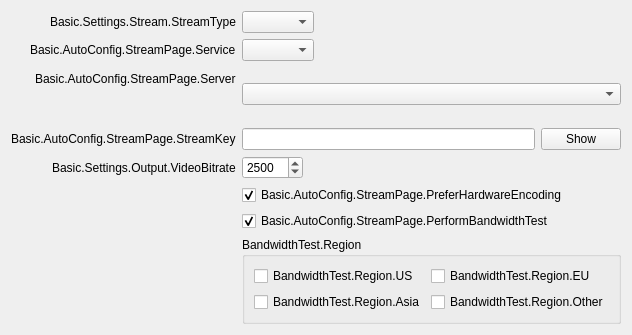
First picture: the form in UI/forms/AutoConfigStreamPage.ui, repository CoSMoSoftware/OBS-studio-webrtc, before the edit.
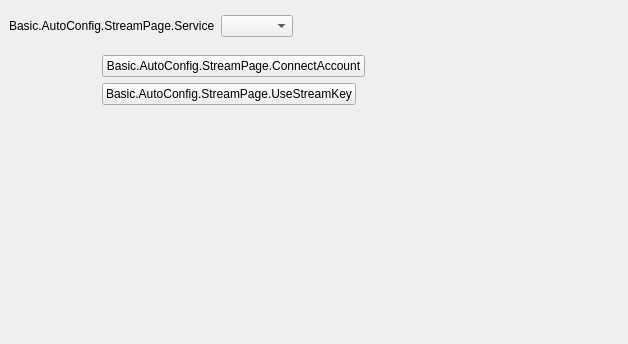
Second picture: the form after the edit. The open tabs and pages were chosen to show the change.

What changed in the file:
```diff
--- a/UI/forms/AutoConfigStreamPage.ui
+++ b/UI/forms/AutoConfigStreamPage.ui
@@ -6,29 +6,59 @@
    <rect>
     <x>0</x>
     <y>0</y>
-    <width>568</width>
+    <width>566</width>
     <height>335</height>
    </rect>
   </property>
   <property name="windowTitle">
    <string notr="true"/>
   </property>
-  <layout class="QFormLayout" name="formLayout">
+  <layout class="QVBoxLayout" name="verticalLayout">
+   <property name="spacing">
+    <number>0</number>
+   </property>
+   <property name="leftMargin">
+    <number>0</number>
+   </property>
+   <property name="topMargin">
+    <number>0</number>
+   </property>
+   <property name="rightMargin">
+    <number>0</number>
+   </property>
+   <property name="bottomMargin">
+    <number>0</number>
+   </property>
+   <item>
+    <widget class="QWidget" name="widget" native="true">
+     <property name="sizePolicy">
+      <sizepolicy hsizetype="Preferred" vsizetype="Maximum">
+       <horstretch>0</horstretch>
+       <verstretch>0</verstretch>
+      </sizepolicy>
+     </property>
+     <layout class="QFormLayout" name="topLayout">
    <property name="fieldGrowthPolicy">
     <enum>QFormLayout::ExpandingFieldsGrow</enum>
    </property>
    <property name="labelAlignment">
-    <set>Qt::AlignRight|Qt::AlignTop|Qt::AlignTrailing</set>
+       <set>Qt::AlignRight|Qt::AlignTrailing|Qt::AlignVCenter</set>
    </property>
    <item row="0" column="0">
-    <widget class="QLabel" name="label_3">
-     <property name="text">
-      <string>Basic.Settings.Stream.StreamType</string>
-     </property>
-    </widget>
-   </item>
-   <item row="0" column="1">
-    <widget class="QComboBox" name="streamType"/>
+       <spacer name="horizontalSpacer_6">
+        <property name="orientation">
+         <enum>Qt::Horizontal</enum>
+        </property>
+        <property name="sizeType">
+         <enum>QSizePolicy::Fixed</enum>
+        </property>
+        <property name="sizeHint" stdset="0">
+         <size>
+          <width>87</width>
+          <height>0</height>
+         </size>
+        </property>
+       </spacer>
    </item>
    <item row="1" column="0">
     <widget class="QLabel" name="serviceLabel">
@@ -43,14 +73,120 @@
    <item row="1" column="1">
     <widget class="QComboBox" name="service"/>
    </item>
-   <item row="2" column="0">
+     </layout>
+    </widget>
+   </item>
+   <item>
+    <widget class="QStackedWidget" name="stackedWidget">
+     <property name="currentIndex">
+      <number>1</number>
+     </property>
+     <widget class="QWidget" name="loginPage">
+      <layout class="QFormLayout" name="loginPageLayout">
+       <property name="fieldGrowthPolicy">
+        <enum>QFormLayout::ExpandingFieldsGrow</enum>
+       </property>
+       <property name="labelAlignment">
+        <set>Qt::AlignRight|Qt::AlignTrailing|Qt::AlignVCenter</set>
+       </property>
+       <item row="0" column="0">
+        <spacer name="horizontalSpacer_3">
+         <property name="orientation">
+          <enum>Qt::Horizontal</enum>
+         </property>
+         <property name="sizeType">
+          <enum>QSizePolicy::Fixed</enum>
+         </property>
+         <property name="sizeHint" stdset="0">
+          <size>
+           <width>87</width>
+           <height>17</height>
+          </size>
+         </property>
+        </spacer>
+       </item>
+       <item row="0" column="1">
+        <layout class="QHBoxLayout" name="horizontalLayout">
+         <item>
+          <widget class="QPushButton" name="connectAccount">
+           <property name="text">
+            <string>Basic.AutoConfig.StreamPage.ConnectAccount</string>
+           </property>
+          </widget>
+         </item>
+         <item>
+          <spacer name="horizontalSpacer_4">
+           <property name="orientation">
+            <enum>Qt::Horizontal</enum>
+           </property>
+           <property name="sizeHint" stdset="0">
+            <size>
+             <width>40</width>
+             <height>20</height>
+            </size>
+           </property>
+          </spacer>
+         </item>
+        </layout>
+       </item>
+       <item row="1" column="0">
+        <spacer name="horizontalSpacer_7">
+         <property name="orientation">
+          <enum>Qt::Horizontal</enum>
+         </property>
+         <property name="sizeType">
+          <enum>QSizePolicy::Fixed</enum>
+         </property>
+         <property name="sizeHint" stdset="0">
+          <size>
+           <width>87</width>
+           <height>17</height>
+          </size>
+         </property>
+        </spacer>
+       </item>
+       <item row="1" column="1">
+        <layout class="QHBoxLayout" name="horizontalLayout_5">
+         <item>
+          <widget class="QPushButton" name="useStreamKey">
+           <property name="text">
+            <string>Basic.AutoConfig.StreamPage.UseStreamKey</string>
+           </property>
+          </widget>
+         </item>
+         <item>
+          <spacer name="horizontalSpacer_8">
+           <property name="orientation">
+            <enum>Qt::Horizontal</enum>
+           </property>
+           <property name="sizeHint" stdset="0">
+            <size>
+             <width>40</width>
+             <height>20</height>
+            </size>
+           </property>
+          </spacer>
+         </item>
+        </layout>
+       </item>
+      </layout>
+     </widget>
+     <widget class="QWidget" name="streamkeyPage">
+      <layout class="QFormLayout" name="streamkeyPageLayout">
+       <property name="fieldGrowthPolicy">
+        <enum>QFormLayout::ExpandingFieldsGrow</enum>
+       </property>
+       <property name="labelAlignment">
+        <set>Qt::AlignRight|Qt::AlignTrailing|Qt::AlignVCenter</set>
+       </property>
+       <item row="0" column="0">
     <widget class="QLabel" name="serverLabel">
      <property name="text">
       <string>Basic.AutoConfig.StreamPage.Server</string>
      </property>
     </widget>
    </item>
-   <item row="2" column="1">
+       <item row="0" column="1">
     <widget class="QStackedWidget" name="serverStackedWidget">
      <property name="currentIndex">
       <number>0</number>
@@ -95,7 +231,7 @@
      </widget>
     </widget>
    </item>
-   <item row="3" column="0">
+       <item row="1" column="0">
     <widget class="QLabel" name="streamKeyLabel">
      <property name="text">
       <string>Basic.AutoConfig.StreamPage.StreamKey</string>
@@ -108,8 +244,21 @@
      </property>
     </widget>
    </item>
-   <item row="3" column="1">
-    <layout class="QHBoxLayout" name="horizontalLayout">
+       <item row="1" column="1">
+        <widget class="QWidget" name="streamKeyWidget" native="true">
+         <layout class="QHBoxLayout" name="horizontalLayout_4">
+          <property name="leftMargin">
+           <number>0</number>
+          </property>
+          <property name="topMargin">
+           <number>0</number>
+          </property>
+          <property name="rightMargin">
+           <number>0</number>
+          </property>
+          <property name="bottomMargin">
+           <number>0</number>
+          </property>
      <item>
       <widget class="QLineEdit" name="key">
        <property name="inputMask">
@@ -131,8 +280,9 @@
       </widget>
      </item>
     </layout>
-   </item>
-   <item row="4" column="0">
+        </widget>
+       </item>
+       <item row="2" column="0">
     <widget class="QLabel" name="bitrateLabel">
      <property name="text">
       <string>Basic.Settings.Output.VideoBitrate</string>
@@ -142,7 +292,7 @@
      </property>
     </widget>
    </item>
-   <item row="4" column="1">
+       <item row="2" column="1">
     <widget class="QSpinBox" name="bitrate">
      <property name="suffix">
       <string notr="true"/>
@@ -158,7 +308,7 @@
      </property>
     </widget>
    </item>
-   <item row="5" column="1">
+       <item row="3" column="1">
     <widget class="QCheckBox" name="preferHardware">
      <property name="toolTip">
       <string>Basic.AutoConfig.StreamPage.PreferHardwareEncoding.ToolTip</string>
@@ -171,8 +321,8 @@
      </property>
     </widget>
    </item>
-   <item row="6" column="0">
-    <spacer name="horizontalSpacer">
+       <item row="4" column="0">
+        <spacer name="horizontalSpacer_5">
      <property name="orientation">
       <enum>Qt::Horizontal</enum>
      </property>
@@ -181,13 +331,13 @@
      </property>
      <property name="sizeHint" stdset="0">
       <size>
-       <width>90</width>
-       <height>20</height>
+           <width>87</width>
+           <height>17</height>
       </size>
      </property>
     </spacer>
    </item>
-   <item row="6" column="1">
+       <item row="4" column="1">
     <widget class="QCheckBox" name="doBandwidthTest">
      <property name="text">
       <string>Basic.AutoConfig.StreamPage.PerformBandwidthTest</string>
@@ -197,7 +347,7 @@
      </property>
     </widget>
    </item>
-   <item row="7" column="1">
+       <item row="5" column="1">
     <widget class="QGroupBox" name="region">
      <property name="title">
       <string>BandwidthTest.Region</string>
@@ -234,23 +384,26 @@
      </layout>
     </widget>
    </item>
-  </layout>
- </widget>
- <tabstops>
-  <tabstop>streamType</tabstop>
-  <tabstop>service</tabstop>
-  <tabstop>server</tabstop>
-  <tabstop>key</tabstop>
-  <tabstop>show</tabstop>
-  <tabstop>bitrate</tabstop>
-  <tabstop>preferHardware</tabstop>
-  <tabstop>doBandwidthTest</tabstop>
-  <tabstop>regionUS</tabstop>
-  <tabstop>regionEU</tabstop>
-  <tabstop>regionAsia</tabstop>
-  <tabstop>regionOther</tabstop>
-  <tabstop>customServer</tabstop>
- </tabstops>
+       <item row="6" column="1">
+        <widget class="QPushButton" name="connectAccount2">
+         <property name="text">
+          <string>Basic.AutoConfig.StreamPage.ConnectAccount</string>
+         </property>
+        </widget>
+       </item>
+       <item row="7" column="1">
+        <widget class="QPushButton" name="disconnectAccount">
+         <property name="text">
+          <string>Basic.AutoConfig.StreamPage.DisconnectAccount</string>
+         </property>
+        </widget>
+       </item>
+      </layout>
+     </widget>
+    </widget>
+   </item>
+  </layout>
+ </widget>
  <resources/>
  <connections/>
 </ui>
```
Left out of the diff: 19 changed lines with no effect on the pictures. Lines whose indentation alone changed are shown as unchanged.
